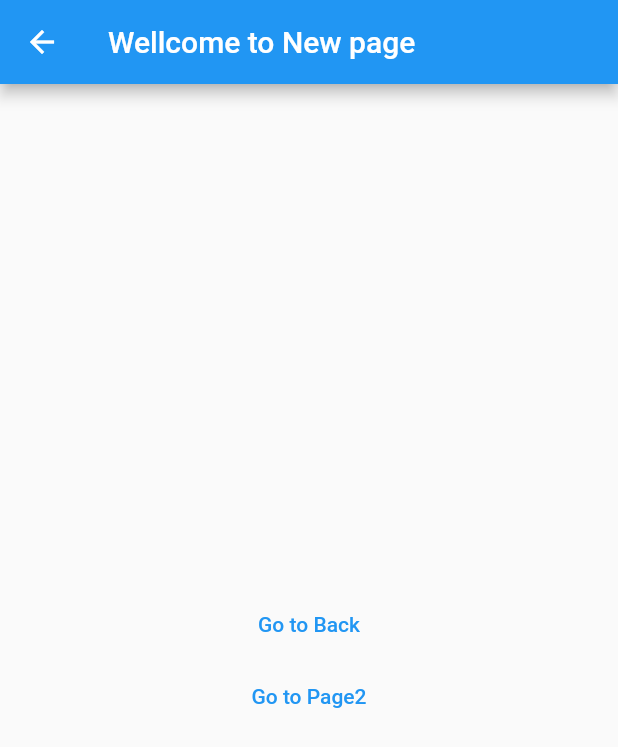
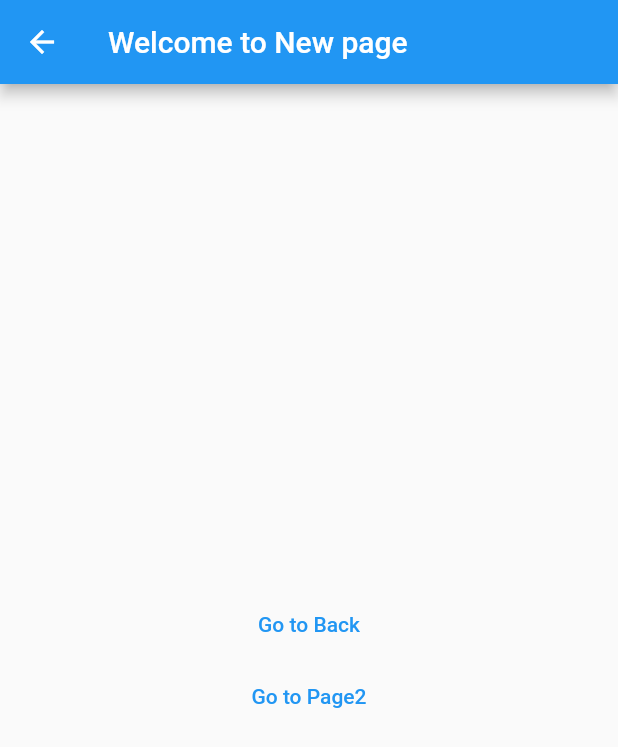
Before and after one commit to dongeranguk/flutter_example, a Flutter app: the screen it shows after launch, after a tap on "Go to Page", on a phone screen of 412 x 824 dp. Shown: the top 747 px of the screen. Run offline on Flutter 3.47's test engine with Material 2 defaults, Android fonts, the phone set to English and light mode, and no system bars; our stand-ins replace go_router.

```diff
--- a/lib/main.dart
+++ b/lib/main.dart
@@ -1,14 +1,17 @@
 import 'package:flutter/material.dart';
 import 'package:flutter_example/screen/new_page.dart';
+import 'package:go_router/go_router.dart';
 
 void main() {
-  runApp(MaterialApp(
-    home: Scaffold(
-      appBar: AppBar(
-        title: const Text('Flutter에서 화면 이동하기'),
-      ),
-      body: const HomeWidget(),
-    ),
+  runApp(MaterialApp.router(
+    routerConfig: GoRouter(initialLocation: '/', routes: [
+      GoRoute(
+          path: '/', name: 'home', builder: (context, _) => const HomeWidget()),
+      GoRoute(
+          path: '/new1', name: 'new1', builder: (context, _) => const NewPage()),
+      GoRoute(
+          path: '/new2', name: 'new2', builder: (context, _) => const NewPage2())
+    ]),
   ));
 }
 
@@ -17,13 +20,13 @@ class HomeWidget extends StatelessWidget {
 
   @override
   Widget build(BuildContext context) {
-    return Center(
-      child: TextButton(
-          onPressed: () => {
-                Navigator.push(context,
-                    MaterialPageRoute(builder: (context) => const NewPage()))
-              },
-          child: const Text('Go to Page')),
+    return Scaffold(
+      appBar: AppBar(title: const Text('Flutter에서 화면 이동하기')),
+      body: Center(
+        child: TextButton(
+            onPressed: () => context.pushNamed('new1'),
+            child: const Text('Go to Page')),
+      ),
     );
   }
 }
--- a/lib/screen/new_page.dart
+++ b/lib/screen/new_page.dart
@@ -1,4 +1,5 @@
 import 'package:flutter/material.dart';
+import 'package:go_router/go_router.dart';
 
 class NewPage extends StatelessWidget {
   const NewPage({super.key});
@@ -7,19 +8,18 @@ class NewPage extends StatelessWidget {
   Widget build(BuildContext context) {
     return Scaffold(
       appBar: AppBar(
-        title: const Text('Wellcome to New page'),
+        title: const Text('Welcome to New page'),
       ),
       body: Center(
         child: Column(
           mainAxisAlignment: MainAxisAlignment.center,
           children: [
             TextButton(
-              onPressed: () => Navigator.pop(context),
+              onPressed: () => context.pop(),
               child: const Text('Go to Back'),
             ),
             TextButton(
-                onPressed: () => Navigator.push(context,
-                    MaterialPageRoute(builder: (context) => const NewPage2())),
+                onPressed: () => context.pushNamed('new2'),
                 child: const Text('Go to Page2')),
           ],
         ),
@@ -34,15 +34,14 @@ class NewPage2 extends StatelessWidget {
   @override
   Widget build(BuildContext context) {
     return Scaffold(
-        appBar: AppBar(title: const Text('Wellcome to New Page2')),
+        appBar: AppBar(title: const Text('Welcome to New Page2')),
         body: Center(
           child: Column(mainAxisAlignment: MainAxisAlignment.center, children: [
             TextButton(
-                onPressed: () => Navigator.pop(context),
+                onPressed: () => context.pop(),
                 child: const Text('Go to Back')),
             TextButton(
-                onPressed: () =>
-                    Navigator.popUntil(context, (route) => route.isFirst),
+                onPressed: () => context.goNamed('home'),
                 child: const Text('Go to home')),
           ]),
         ));
--- a/pubspec.yaml
+++ b/pubspec.yaml
@@ -31,6 +31,7 @@ dependencies:
   flutter:
     sdk: flutter
   english_words: ^4.0.0
+  go_router: ^12.1.1
 
 
   # The following adds the Cupertino Icons font to your application.
```
Also changed, not shown: pubspec.lock.
